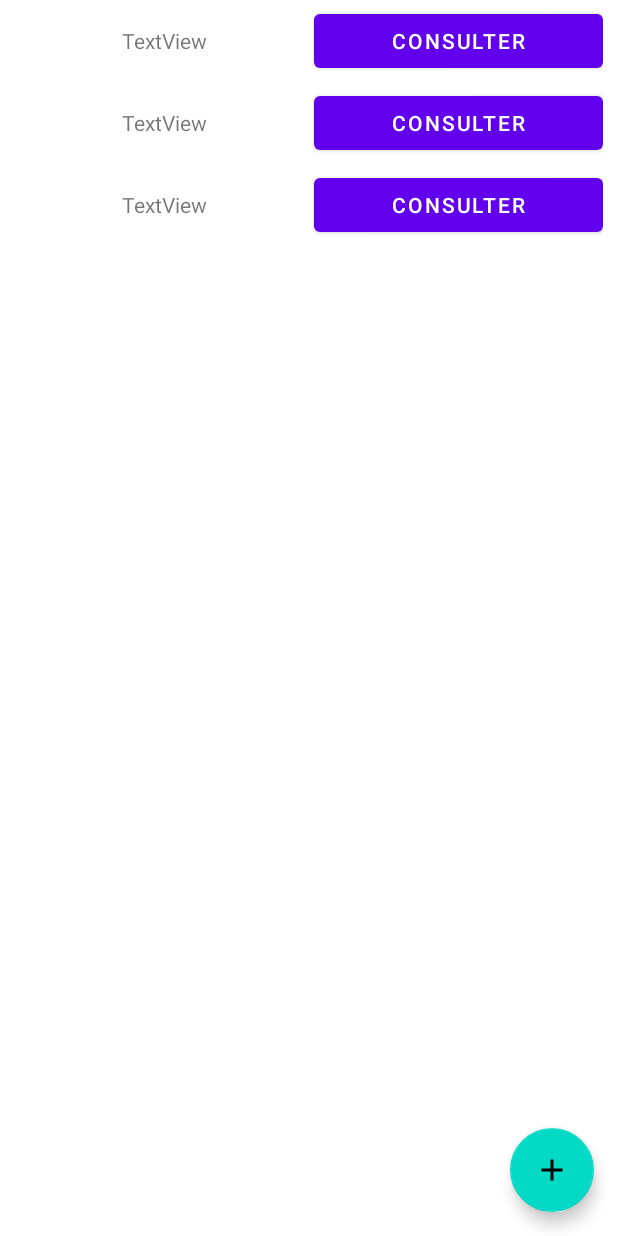
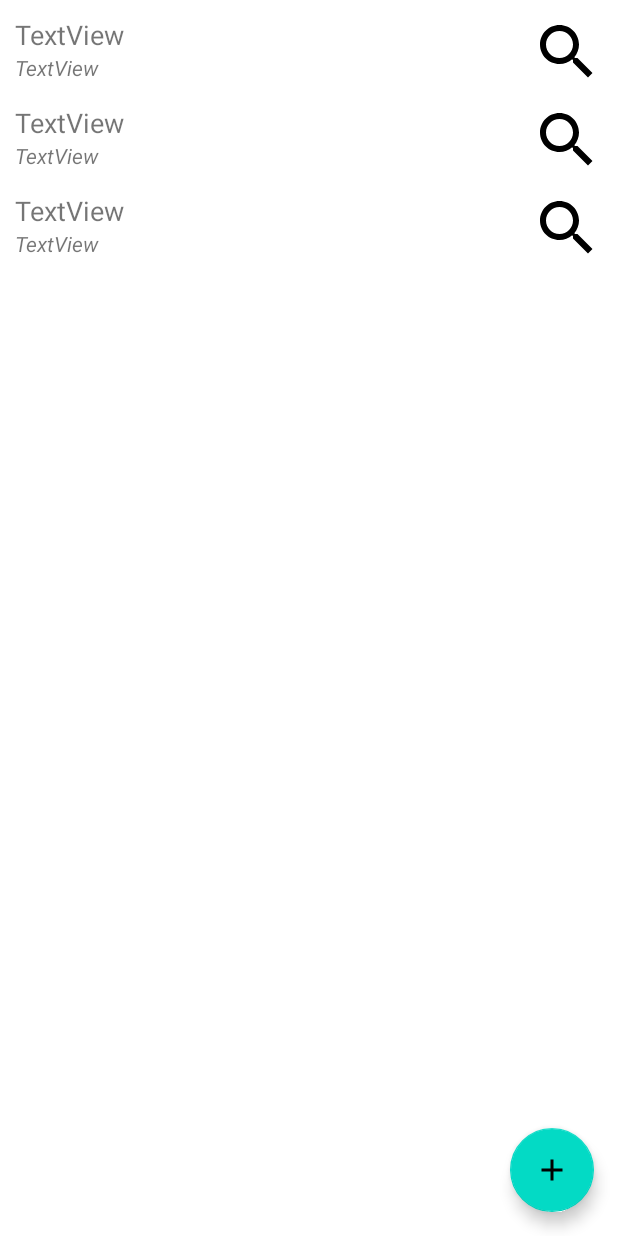
Before and after one commit to matthieudufon/ShoppingList, an Android app: the layout activity_main.xml on its own in the app's theme, with its tools: preview values and no code run, on a phone screen of 412 x 824 dp. Run offline under Robolectric (Android 15) with nearby library versions, the phone set to English and light mode, and no system bars.

Commit message:
Improve XML layout

```diff
--- a/app/src/main/java/fr/utt/if26/shoppinglist/ListeListAdapter.java
+++ b/app/src/main/java/fr/utt/if26/shoppinglist/ListeListAdapter.java
@@ -23,7 +23,7 @@
     @Override
     public void onBindViewHolder(@NonNull ListeViewHolder holder, int position) {
         ListeEntity current = getItem(position);
-        holder.bind(current.getNom());
+        holder.bind(current.getNom(), current.getLieu());
     }
 
     static class ListeDiff extends DiffUtil.ItemCallback<ListeEntity> {
--- a/app/src/main/java/fr/utt/if26/shoppinglist/ListeViewHolder.java
+++ b/app/src/main/java/fr/utt/if26/shoppinglist/ListeViewHolder.java
@@ -11,14 +11,17 @@
 public class ListeViewHolder extends RecyclerView.ViewHolder {
 
     private final TextView listeItemView;
+    private final TextView listeItemViewLieu;
 
     public ListeViewHolder(@NonNull View itemView) {
         super(itemView);
-        listeItemView = itemView.findViewById(R.id.liste_item_tv);
+        listeItemView = itemView.findViewById(R.id.liste_item_tv1);
+        listeItemViewLieu = itemView.findViewById(R.id.liste_item_tv2);
     }
 
-    public void bind(String content) {
+    public void bind(String content, String lieu) {
         listeItemView.setText(content);
+        listeItemViewLieu.setText(lieu);
     }
 
     static ListeViewHolder create(ViewGroup parent) {
--- /dev/null
+++ b/app/src/main/res/drawable/ic_baseline_search_24.xml
@@ -0,0 +1,5 @@
+<vector android:height="48dp" android:tint="#000000"
+    android:viewportHeight="24" android:viewportWidth="24"
+    android:width="48dp" xmlns:android="http://schemas.android.com/apk/res/android">
+    <path android:fillColor="@android:color/white" android:pathData="M15.5,14h-0.79l-0.28,-0.27C15.41,12.59 16,11.11 16,9.5 16,5.91 13.09,3 9.5,3S3,5.91 3,9.5 5.91,16 9.5,16c1.61,0 3.09,-0.59 4.23,-1.57l0.27,0.28v0.79l5,4.99L20.49,19l-4.99,-5zM9.5,14C7.01,14 5,11.99 5,9.5S7.01,5 9.5,5 14,7.01 14,9.5 11.99,14 9.5,14z"/>
+</vector>
--- a/app/src/main/res/layout/activity_main.xml
+++ b/app/src/main/res/layout/activity_main.xml
@@ -10,6 +10,7 @@
         android:id="@+id/activity_main_rv"
         android:layout_width="0dp"
         android:layout_height="0dp"
+        android:paddingTop="5dp"
         tools:listitem="@layout/liste_item"
         app:layout_constraintBottom_toBottomOf="parent"
         app:layout_constraintLeft_toLeftOf="parent"
--- a/app/src/main/res/layout/liste_item.xml
+++ b/app/src/main/res/layout/liste_item.xml
@@ -2,7 +2,7 @@
 <LinearLayout xmlns:android="http://schemas.android.com/apk/res/android"
     android:orientation="vertical"
     android:paddingHorizontal="10dp"
-    android:paddingVertical="3dp"
+    android:paddingVertical="5dp"
     android:layout_width="match_parent"
     android:layout_height="wrap_content">
 
@@ -12,20 +12,36 @@
         android:layout_height="match_parent"
         android:orientation="horizontal">
 
-        <TextView
-            android:id="@+id/liste_item_tv"
-            android:layout_width="wrap_content"
+        <LinearLayout
+            android:layout_width="match_parent"
             android:layout_height="wrap_content"
-            android:layout_weight="2"
-            android:gravity="center"
-            android:text="TextView" />
+            android:layout_weight="1"
+            android:orientation="vertical">
 
-        <Button
+            <TextView
+                android:id="@+id/liste_item_tv1"
+                android:layout_width="wrap_content"
+                android:layout_height="fill_parent"
+                android:layout_weight="1"
+                android:gravity="center_vertical"
+                android:text="TextView"
+                android:textSize="18dp" />
+
+            <TextView
+                android:id="@+id/liste_item_tv2"
+                android:layout_width="match_parent"
+                android:layout_height="wrap_content"
+                android:layout_weight="1"
+                android:textStyle="italic"
+                android:text="TextView" />
+        </LinearLayout>
+
+        <ImageButton
             android:id="@+id/button"
             android:layout_width="wrap_content"
             android:layout_height="wrap_content"
-            android:layout_weight="1"
-            android:text="Consulter" />
+            android:background="@android:color/transparent"
+            android:src="@drawable/ic_baseline_search_24" />
     </LinearLayout>
 
 </LinearLayout>
```
